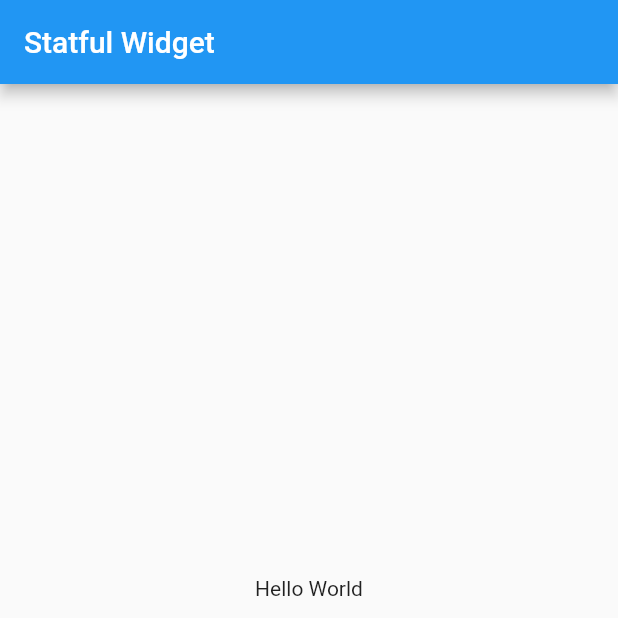
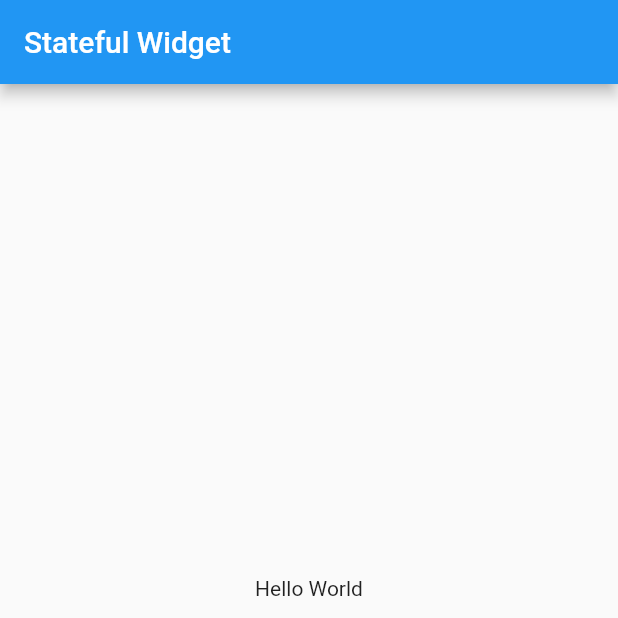
Before and after one commit to lukajincharadze/flutter-textField, a Flutter app: the screen it shows after launch, on a phone screen of 412 x 824 dp, the top half of it. Run offline on Flutter 3.47's test engine with Material 2 defaults, Android fonts, the phone set to English and light mode, and no system bars.

Commit message:
Update main.dart

```diff
--- a/lib/main.dart
+++ b/lib/main.dart
@@ -16,7 +16,7 @@ class MyApp extends StatelessWidget {
       ), // ThemeData
       home: Scaffold(
         appBar: AppBar(
-          title: Text("Statful Widget"),
+          title: Text("Stateful Widget"),
         ),
         body: FirstStateFulWidget(),
       ),
```
